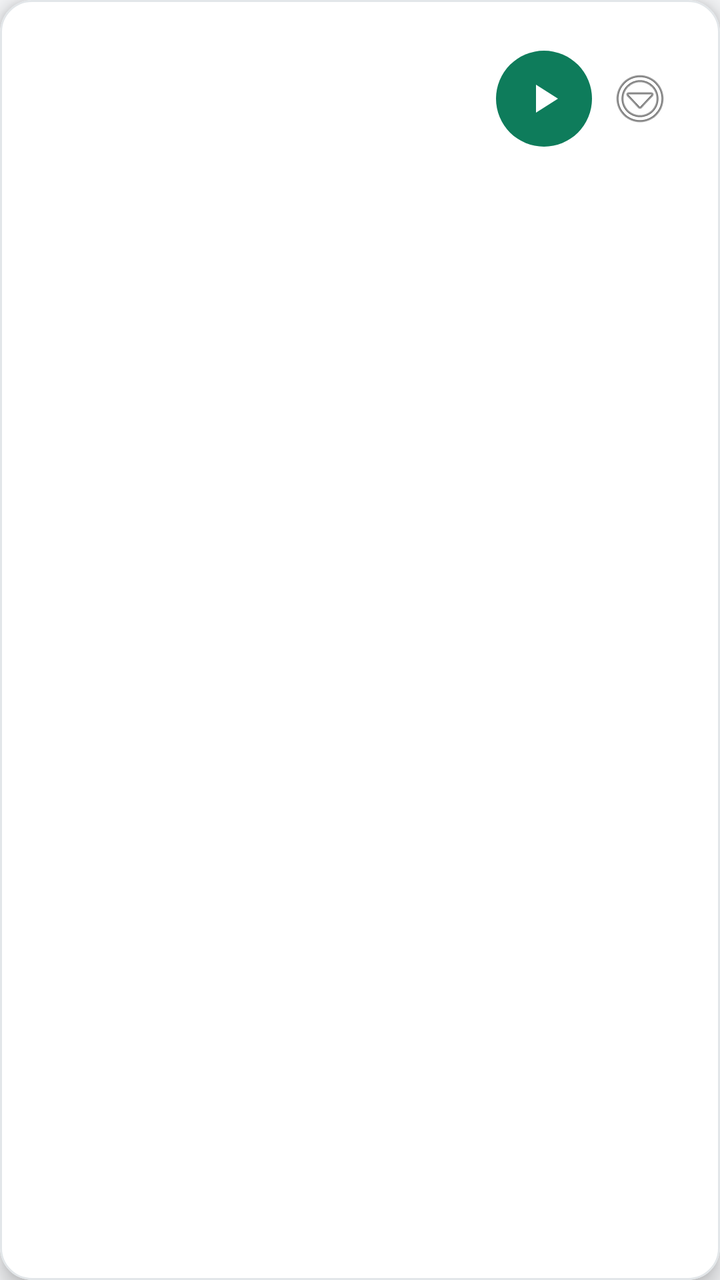
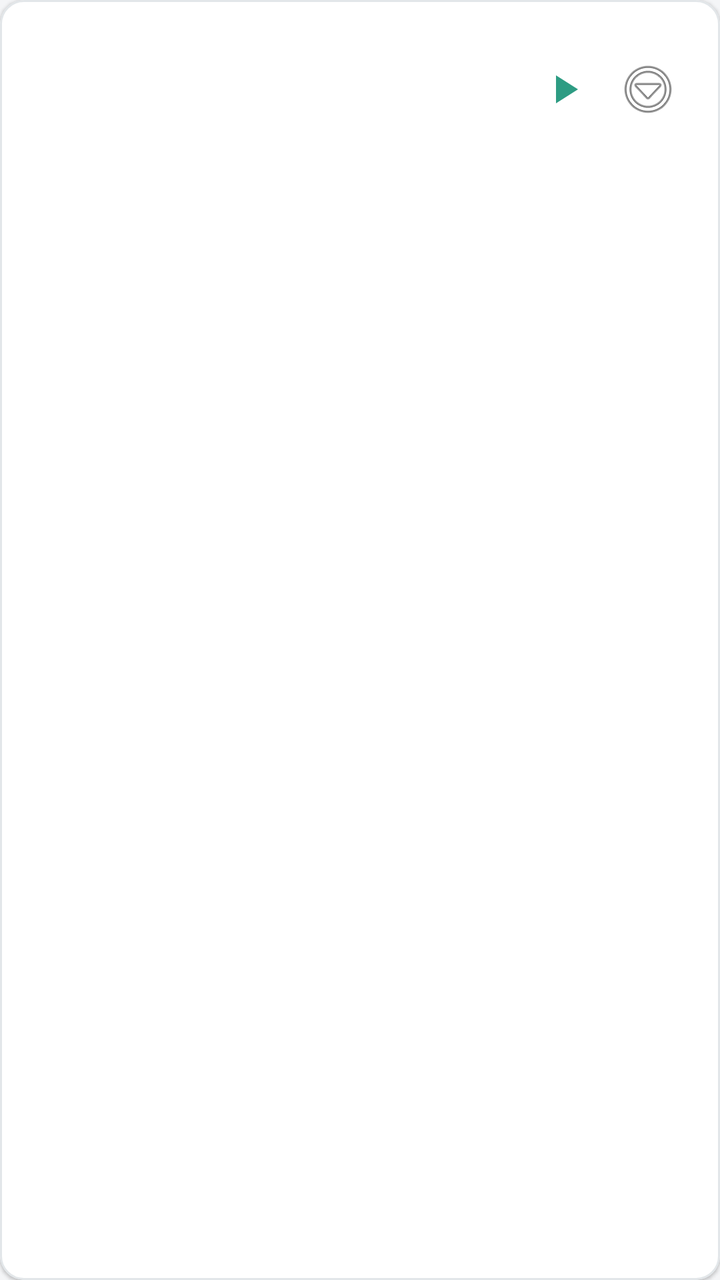

Compare the two renders of this Android layout. The source of the first and the diff that turns it into the second are given below.
<!-- AndroidManifest.xml: application theme AppTheme -->
<!-- res/layout/item_workflow.xml -->
<?xml version="1.0" encoding="utf-8"?>
<com.google.android.material.card.MaterialCardView xmlns:android="http://schemas.android.com/apk/res/android"
    xmlns:app="http://schemas.android.com/apk/res-auto"
    android:layout_width="match_parent"
    android:layout_height="wrap_content"
    android:layout_marginBottom="12dp"
    app:cardBackgroundColor="@color/card_background"
    app:cardCornerRadius="16dp"
    app:cardElevation="6dp"
    app:strokeColor="@color/card_border"
    app:strokeWidth="1dp">

    <LinearLayout
        android:layout_width="match_parent"
        android:layout_height="wrap_content"
        android:gravity="center_vertical"
        android:orientation="horizontal"
        android:padding="16dp">

        <LinearLayout
            android:layout_width="0dp"
            android:layout_height="wrap_content"
            android:layout_weight="1"
            android:orientation="vertical">

            <TextView
                android:id="@+id/workflow_name"
                android:layout_width="wrap_content"
                android:layout_height="wrap_content"
                android:textColor="@color/text_primary"
                android:textSize="17sp"
                android:textStyle="bold" />

            <TextView
                android:id="@+id/workflow_interval"
                android:layout_width="wrap_content"
                android:layout_height="wrap_content"
                android:layout_marginTop="4dp"
                android:textColor="@color/text_secondary"
                android:textSize="14sp" />

            <TextView
                android:id="@+id/workflow_cycles"
                android:layout_width="wrap_content"
                android:layout_height="wrap_content"
                android:layout_marginTop="2dp"
                android:textColor="@color/text_secondary"
                android:textSize="14sp" />
        </LinearLayout>

        
        <ImageButton
            android:id="@+id/btn_play"
            android:layout_width="48dp"
            android:layout_height="48dp"
            android:background="@drawable/circle_accent"
            android:contentDescription="Play"
            android:padding="12dp"
            android:scaleType="centerInside"
            android:src="@drawable/ic_play"
            android:tint="@color/accent_text" />

        <ImageButton
            android:id="@+id/btn_card_menu"
            android:layout_width="48dp"
            android:layout_height="48dp"
            android:background="?attr/selectableItemBackgroundBorderless"
            android:contentDescription="Card menu"
            android:src="@android:drawable/ic_menu_more" />
    </LinearLayout>
</com.google.android.material.card.MaterialCardView>
<!-- resources referenced by this layout -->
<resources>
  <color name="accent_text">#FFFFFF</color>
  <color name="card_background">#FFFFFF</color>
  <color name="card_border">#E2E6E9</color>
  <color name="text_primary">#1A1A1A</color>
  <color name="text_secondary">#757575</color>
  <!-- drawable circle_accent (drawable) -->
  <shape xmlns:android="http://schemas.android.com/apk/res/android"
      android:shape="oval">
      <solid android:color="@color/accent" />
  </shape>
  <!-- drawable ic_play (drawable) -->
  <vector xmlns:android="http://schemas.android.com/apk/res/android"
      android:width="24dp"
      android:height="24dp"
      android:viewportWidth="24"
      android:viewportHeight="24">
      <path
          android:fillColor="#FF000000"
          android:pathData="M8,5V19L19,12L8,5Z" />
  </vector>
  <style name="AppTheme" parent="Theme.MaterialComponents.DayNight.NoActionBar">
          <item name="colorPrimary">@color/accent</item>
          <item name="colorPrimaryDark">@color/accent</item>
          <item name="colorAccent">@color/accent</item>
          <item name="android:windowBackground">@color/background</item>
      </style>
  <color name="accent">#0E7C5B</color>
  <color name="background">#F4F5F7</color>
</resources>

<!-- the commit's change to res/layout/item_workflow.xml (unified diff, before → after) -->
@@ -3,11 +3,11 @@
     xmlns:app="http://schemas.android.com/apk/res-auto"
     android:layout_width="match_parent"
     android:layout_height="wrap_content"
-    android:layout_marginBottom="12dp"
-    app:cardBackgroundColor="@color/card_background"
-    app:cardCornerRadius="16dp"
-    app:cardElevation="6dp"
-    app:strokeColor="@color/card_border"
+    android:layout_marginBottom="8dp"
+    app:cardBackgroundColor="@color/ref_card"
+    app:cardCornerRadius="12dp"
+    app:cardElevation="1dp"
+    app:strokeColor="@color/ref_card_stroke"
     app:strokeWidth="1dp">
 
     <LinearLayout
@@ -15,7 +15,7 @@
         android:layout_height="wrap_content"
         android:gravity="center_vertical"
         android:orientation="horizontal"
-        android:padding="16dp">
+        android:padding="12dp">
 
         <LinearLayout
             android:layout_width="0dp"
@@ -27,8 +27,8 @@
                 android:id="@+id/workflow_name"
                 android:layout_width="wrap_content"
                 android:layout_height="wrap_content"
-                android:textColor="@color/text_primary"
-                android:textSize="17sp"
+                android:textColor="@color/ref_title"
+                android:textSize="16sp"
                 android:textStyle="bold" />
 
             <TextView
@@ -36,7 +36,7 @@
                 android:layout_width="wrap_content"
                 android:layout_height="wrap_content"
                 android:layout_marginTop="4dp"
-                android:textColor="@color/text_secondary"
+                android:textColor="@color/ref_summary"
                 android:textSize="14sp" />
 
             <TextView
@@ -44,21 +44,21 @@
                 android:layout_width="wrap_content"
                 android:layout_height="wrap_content"
                 android:layout_marginTop="2dp"
-                android:textColor="@color/text_secondary"
+                android:textColor="@color/ref_summary"
                 android:textSize="14sp" />
         </LinearLayout>
 
         
         <ImageButton
             android:id="@+id/btn_play"
-            android:layout_width="48dp"
-            android:layout_height="48dp"
-            android:background="@drawable/circle_accent"
+            android:layout_width="36dp"
+            android:layout_height="36dp"
+            android:background="?attr/selectableItemBackgroundBorderless"
             android:contentDescription="Play"
-            android:padding="12dp"
+            android:padding="6dp"
             android:scaleType="centerInside"
             android:src="@drawable/ic_play"
-            android:tint="@color/accent_text" />
+            android:tint="@color/ref_green" />
 
         <ImageButton
             android:id="@+id/btn_card_menu"
<!-- resource entries referenced after the edit -->
@@ -1,15 +1,10 @@
 <!-- resources referenced by this layout -->
 <resources>
-  <color name="accent_text">#FFFFFF</color>
-  <color name="card_background">#FFFFFF</color>
-  <color name="card_border">#E2E6E9</color>
-  <color name="text_primary">#1A1A1A</color>
-  <color name="text_secondary">#757575</color>
-  <!-- drawable circle_accent (drawable) -->
-  <shape xmlns:android="http://schemas.android.com/apk/res/android"
-      android:shape="oval">
-      <solid android:color="@color/accent" />
-  </shape>
+  <color name="ref_card">#FFFFFF</color>
+  <color name="ref_card_stroke">#E2E6E9</color>
+  <color name="ref_green">#2D9C83</color>
+  <color name="ref_summary">#A1A2A3</color>
+  <color name="ref_title">#474747</color>
   <!-- drawable ic_play (drawable) -->
   <vector xmlns:android="http://schemas.android.com/apk/res/android"
       android:width="24dp"
